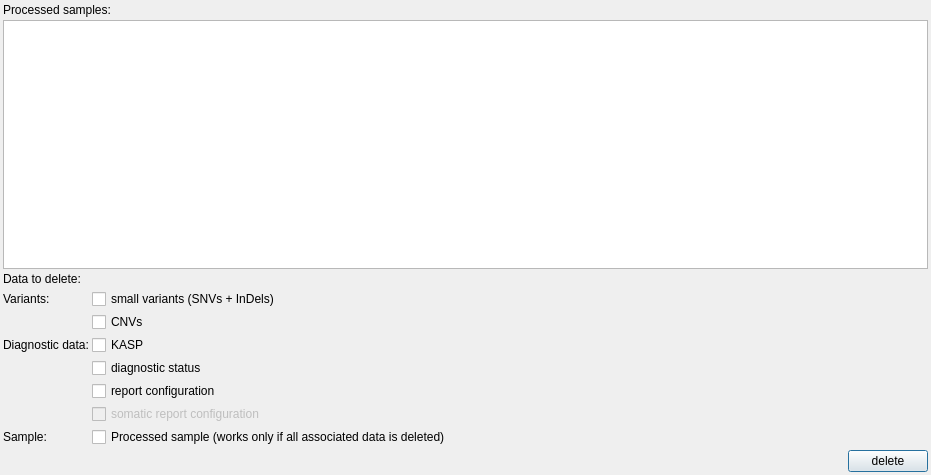
imgag/ngs-bits, file src/GSvar/ProcessedSampleDataDeletionDialog.ui: the form before one commit.
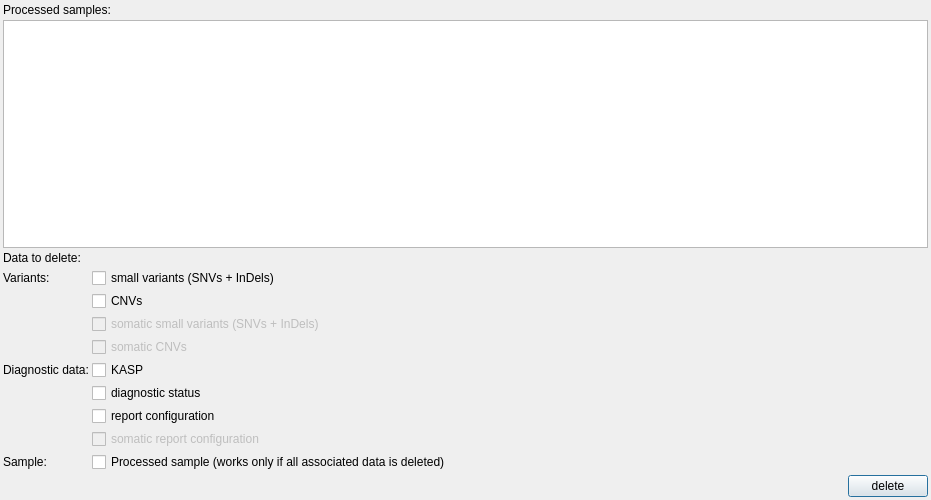
The form after the commit. Icons and pictures are not drawn. Custom widgets are drawn as their Qt base class.

Commit message: Added possibility to delete detected somatic SNVS/INDELS and CNVs to processed sample dialogue.

```diff
--- a/src/GSvar/ProcessedSampleDataDeletionDialog.ui
+++ b/src/GSvar/ProcessedSampleDataDeletionDialog.ui
@@ -7,7 +7,7 @@
     <x>0</x>
     <y>0</y>
     <width>931</width>
-    <height>475</height>
+    <height>500</height>
    </rect>
   </property>
   <property name="windowTitle">
@@ -79,49 +79,49 @@
        </property>
       </widget>
      </item>
-     <item row="3" column="0">
+     <item row="5" column="0">
       <widget class="QLabel" name="label_6">
        <property name="text">
         <string>Diagnostic data:</string>
        </property>
       </widget>
      </item>
-     <item row="3" column="1">
+     <item row="5" column="1">
       <widget class="QCheckBox" name="kasp">
        <property name="text">
         <string>KASP</string>
        </property>
       </widget>
      </item>
-     <item row="4" column="1">
+     <item row="6" column="1">
       <widget class="QCheckBox" name="diag_status">
        <property name="text">
         <string>diagnostic status</string>
        </property>
       </widget>
      </item>
-     <item row="5" column="1">
+     <item row="7" column="1">
       <widget class="QCheckBox" name="report_config">
        <property name="text">
         <string>report configuration</string>
        </property>
       </widget>
      </item>
-     <item row="7" column="0">
+     <item row="9" column="0">
       <widget class="QLabel" name="label_5">
        <property name="text">
         <string>Sample:</string>
        </property>
       </widget>
      </item>
-     <item row="7" column="1">
+     <item row="9" column="1">
       <widget class="QCheckBox" name="processed_sample">
        <property name="text">
         <string>Processed sample (works only if all associated data is deleted)</string>
        </property>
       </widget>
      </item>
-     <item row="6" column="1">
+     <item row="8" column="1">
       <widget class="QCheckBox" name="somatic_report_config">
        <property name="enabled">
         <bool>false</bool>
@@ -134,6 +134,26 @@
        </property>
       </widget>
      </item>
+     <item row="3" column="1">
+      <widget class="QCheckBox" name="somatic_var_small">
+       <property name="enabled">
+        <bool>false</bool>
+       </property>
+       <property name="text">
+        <string>somatic small variants (SNVs + InDels)</string>
+       </property>
+      </widget>
+     </item>
+     <item row="4" column="1">
+      <widget class="QCheckBox" name="somatic_var_cnv">
+       <property name="enabled">
+        <bool>false</bool>
+       </property>
+       <property name="text">
+        <string>somatic CNVs</string>
+       </property>
+      </widget>
+     </item>
     </layout>
    </item>
    <item>
```
The commit also changes 2 other files.
